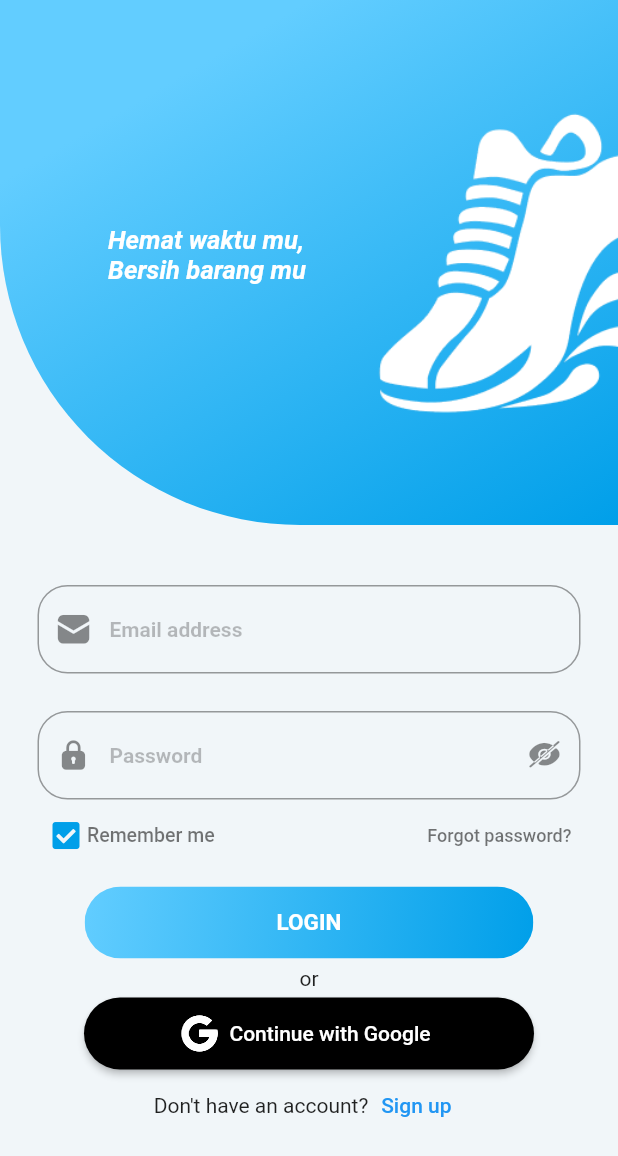
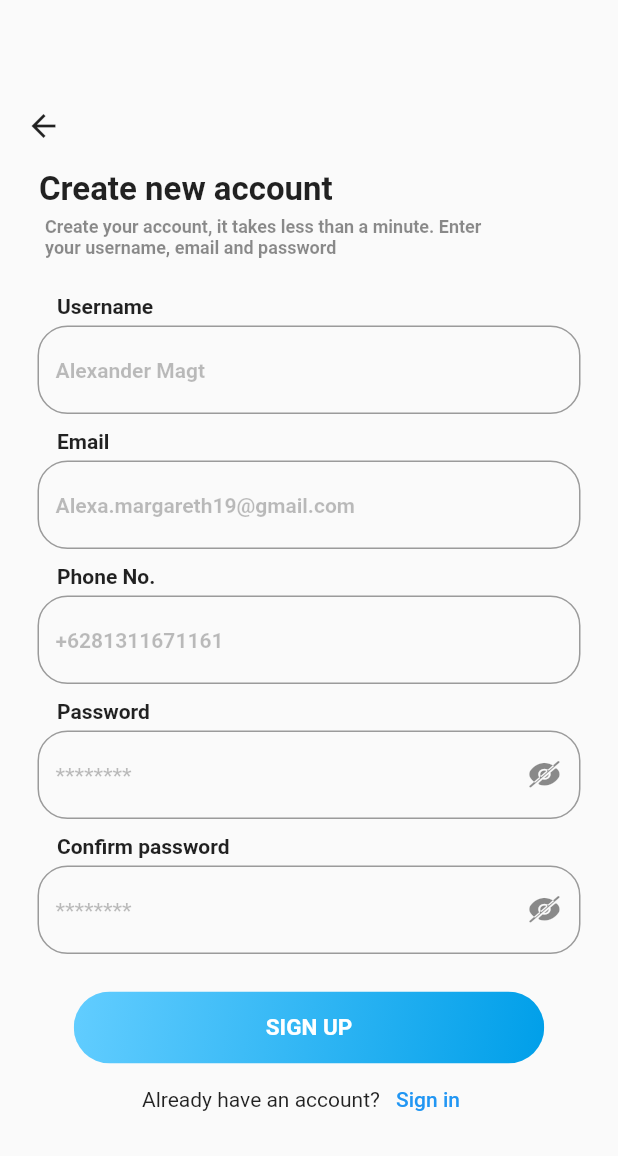
Before and after one commit to Agungdk56/Dicuci.in-mobile-apps, a Flutter app: the screen it shows after launch, after a tap on "Sign up", on a phone screen of 412 x 824 dp. Shown: the top 1156 px of the screen. Run offline on Flutter 3.47's test engine with Material 2 defaults, Android fonts, the phone set to English and light mode, and no system bars; our stand-ins replace flutter_spinkit, google_fonts.

Commit message:
menambahkan signup page

```diff
--- a/lib/screen/login_screen.dart
+++ b/lib/screen/login_screen.dart
@@ -1,6 +1,7 @@
 import 'package:dicuciin_1/controller/controller.dart';
 import 'package:dicuciin_1/custom_icon_icons.dart';
 import 'package:dicuciin_1/login_icon_icons.dart';
+import 'package:dicuciin_1/screen/signup_screen.dart';
 import 'package:flutter/material.dart';
 
 class LoginScreen extends StatefulWidget {
@@ -14,9 +15,11 @@ class _LoginScreenState extends State<LoginScreen> {
   @override
   Widget build(BuildContext context) {
     return MaterialApp(
+      debugShowCheckedModeBanner: false,
       home: Scaffold(
           backgroundColor: const Color(0xffF1F6F9),
-          body: Column(
+          body: SingleChildScrollView(
+            child: Column(
               crossAxisAlignment: CrossAxisAlignment.start,
               mainAxisAlignment: MainAxisAlignment.start,
               children: [
@@ -165,10 +168,13 @@ class _LoginScreenState extends State<LoginScreen> {
                       Positioned.fill(
                           child: Container(
                         decoration: const BoxDecoration(
-                          gradient: LinearGradient(colors: [
+                            gradient: LinearGradient(
+                                colors: [
                               Color(0xff62CDFF),
                               Color(0xff009FE9),
-                      ], begin: Alignment.topLeft, end: Alignment.bottomRight)),
+                            ],
+                                begin: Alignment.topLeft,
+                                end: Alignment.bottomRight)),
                       )),
                       TextButton(
                           style: TextButton.styleFrom(
@@ -188,7 +194,14 @@ class _LoginScreenState extends State<LoginScreen> {
                   ),
                 )),
                 const SizedBox(height: 5),
-              const Center(child: Text("or")),
+                const Center(
+                    child: Text(
+                  "or",
+                  style: TextStyle(
+                      fontWeight: FontWeight.w600,
+                      fontSize: 14,
+                      color: Colors.black45),
+                )),
                 const SizedBox(height: 5),
                 Center(
                   child: ElevatedButton.icon(
@@ -206,10 +219,20 @@ class _LoginScreenState extends State<LoginScreen> {
                   mainAxisAlignment: MainAxisAlignment.center,
                   children: [
                     const Text("Don't have an account?"),
-                  TextButton(onPressed: () {}, child: const Text("Sign up"))
+                    TextButton(
+                        onPressed: () {
+                          setState(() {
+                            Navigator.push(
+                                context,
+                                MaterialPageRoute(
+                                    builder: (_) => const SignupScreen()));
+                          });
+                        },
+                        child: const Text("Sign up"))
                   ],
                 )
               ],
+            ),
           )),
     );
   }
--- /dev/null
+++ b/lib/screen/signup_screen.dart
@@ -0,0 +1,249 @@
+import 'package:dicuciin_1/login_icon_icons.dart';
+import 'package:dicuciin_1/screen/login_screen.dart';
+import 'package:flutter/material.dart';
+
+class SignupScreen extends StatefulWidget {
+  const SignupScreen({super.key});
+
+  @override
+  State<SignupScreen> createState() => _SignupScreenState();
+}
+
+class _SignupScreenState extends State<SignupScreen> {
+  @override
+  Widget build(BuildContext context) {
+    return MaterialApp(
+      debugShowCheckedModeBanner: false,
+      home: Scaffold(
+        body: SingleChildScrollView(
+          child: Column(
+            mainAxisAlignment: MainAxisAlignment.start,
+            crossAxisAlignment: CrossAxisAlignment.start,
+            children: [
+              Container(
+                  padding: const EdgeInsets.only(top: 60, left: 5),
+                  child: IconButton(
+                      onPressed: () {
+                        setState(() {
+                          Navigator.pop(
+                              context,
+                              MaterialPageRoute(
+                                  builder: (_) => const LoginScreen()));
+                        });
+                      },
+                      icon: const Icon(Icons.arrow_back))),
+              const SizedBox(height: 5),
+              Container(
+                padding: const EdgeInsets.only(left: 26),
+                child: const Text(
+                  "Create new account",
+                  style: TextStyle(fontWeight: FontWeight.w700, fontSize: 22),
+                ),
+              ),
+              const SizedBox(height: 5),
+              Container(
+                padding: const EdgeInsets.only(left: 30),
+                width: 340,
+                height: 35,
+                child: const Text(
+                  "Create your account, it takes less than a minute. Enter your username, email and password",
+                  style: TextStyle(
+                      fontWeight: FontWeight.w600,
+                      color: Colors.black45,
+                      fontSize: 12),
+                ),
+              ),
+              const SizedBox(height: 17),
+              Container(
+                padding: const EdgeInsets.only(left: 38),
+                child: const Text(
+                  "Username",
+                  style: TextStyle(fontWeight: FontWeight.w600, fontSize: 14),
+                ),
+              ),
+              Container(
+                margin: const EdgeInsets.symmetric(horizontal: 25, vertical: 5),
+                width: double.infinity,
+                child: TextField(
+                  onChanged: (value) {
+                    setState(() {});
+                  },
+                  decoration: InputDecoration(
+                      hintText: "Alexander Magt",
+                      hintStyle: const TextStyle(
+                        fontWeight: FontWeight.w600,
+                        fontSize: 14,
+                        color: Colors.black26,
+                      ),
+                      border: OutlineInputBorder(
+                          borderRadius: BorderRadius.circular(20))),
+                ),
+              ),
+              const SizedBox(height: 5),
+              Container(
+                padding: const EdgeInsets.only(left: 38),
+                child: const Text(
+                  "Email",
+                  style: TextStyle(fontWeight: FontWeight.w600, fontSize: 14),
+                ),
+              ),
+              Container(
+                margin: const EdgeInsets.symmetric(horizontal: 25, vertical: 5),
+                width: double.infinity,
+                child: TextField(
+                  onChanged: (value) {
+                    setState(() {});
+                  },
+                  decoration: InputDecoration(
+                      hintText: "Alexa.margareth19@gmail.com",
+                      hintStyle: const TextStyle(
+                        fontWeight: FontWeight.w600,
+                        fontSize: 14,
+                        color: Colors.black26,
+                      ),
+                      border: OutlineInputBorder(
+                          borderRadius: BorderRadius.circular(20))),
+                ),
+              ),
+              const SizedBox(height: 5),
+              Container(
+                padding: const EdgeInsets.only(left: 38),
+                child: const Text(
+                  "Phone No.",
+                  style: TextStyle(fontWeight: FontWeight.w600, fontSize: 14),
+                ),
+              ),
+              Container(
+                margin: const EdgeInsets.symmetric(horizontal: 25, vertical: 5),
+                width: double.infinity,
+                child: TextField(
+                  onChanged: (value) {
+                    setState(() {});
+                  },
+                  decoration: InputDecoration(
+                      hintText: "+6281311671161",
+                      hintStyle: const TextStyle(
+                        fontWeight: FontWeight.w600,
+                        fontSize: 14,
+                        color: Colors.black26,
+                      ),
+                      border: OutlineInputBorder(
+                          borderRadius: BorderRadius.circular(20))),
+                ),
+              ),
+              const SizedBox(height: 5),
+              Container(
+                padding: const EdgeInsets.only(left: 38),
+                child: const Text(
+                  "Password",
+                  style: TextStyle(fontWeight: FontWeight.w600, fontSize: 14),
+                ),
+              ),
+              Container(
+                margin: const EdgeInsets.symmetric(horizontal: 25, vertical: 5),
+                width: double.infinity,
+                child: TextField(
+                  obscureText: true,
+                  onChanged: (value) {
+                    setState(() {});
+                  },
+                  decoration: InputDecoration(
+                      suffixIcon: const Icon(
+                        LoginIcon.eyeslash,
+                        size: 18,
+                      ),
+                      hintText: "********",
+                      hintStyle: const TextStyle(
+                        fontWeight: FontWeight.w600,
+                        fontSize: 14,
+                        color: Colors.black26,
+                      ),
+                      border: OutlineInputBorder(
+                          borderRadius: BorderRadius.circular(20))),
+                ),
+              ),
+              const SizedBox(height: 5),
+              Container(
+                padding: const EdgeInsets.only(left: 38),
+                child: const Text(
+                  "Confirm password",
+                  style: TextStyle(fontWeight: FontWeight.w600, fontSize: 14),
+                ),
+              ),
+              Container(
+                margin: const EdgeInsets.symmetric(horizontal: 25, vertical: 5),
+                width: double.infinity,
+                child: TextField(
+                  obscureText: true,
+                  onChanged: (value) {
+                    setState(() {});
+                  },
+                  decoration: InputDecoration(
+                      suffixIcon: const Icon(
+                        LoginIcon.eyeslash,
+                        size: 18,
+                      ),
+                      hintText: "********",
+                      hintStyle: const TextStyle(
+                        fontWeight: FontWeight.w600,
+                        fontSize: 14,
+                        color: Colors.black26,
+                      ),
+                      border: OutlineInputBorder(
+                          borderRadius: BorderRadius.circular(20))),
+                ),
+              ),
+              const SizedBox(height: 20),
+              Center(
+                  child: ClipRRect(
+                borderRadius: BorderRadius.circular(30),
+                child: Stack(
+                  children: [
+                    Positioned.fill(
+                        child: Container(
+                      decoration: const BoxDecoration(
+                          gradient: LinearGradient(colors: [
+                        Color(0xff62CDFF),
+                        Color(0xff009FE9),
+                      ], begin: Alignment.topLeft, end: Alignment.bottomRight)),
+                    )),
+                    TextButton(
+                        style: TextButton.styleFrom(
+                            padding: const EdgeInsets.symmetric(
+                                vertical: 5, horizontal: 128),
+                            foregroundColor: Colors.white,
+                            textStyle: const TextStyle(fontSize: 15)),
+                        onPressed: () {
+                          setState(() {});
+                        },
+                        child: const Text(
+                          "SIGN UP",
+                          style: TextStyle(
+                              fontSize: 15, fontWeight: FontWeight.w600),
+                        )),
+                  ],
+                ),
+              )),
+              Row(
+                mainAxisAlignment: MainAxisAlignment.center,
+                children: [
+                  const Text("Already have an account?"),
+                  TextButton(
+                      onPressed: () {
+                        setState(() {
+                          Navigator.pop(
+                              context,
+                              MaterialPageRoute(
+                                  builder: (_) => const LoginScreen()));
+                        });
+                      },
+                      child: const Text("Sign in"))
+                ],
+              )
+            ],
+          ),
+        ),
+      ),
+    );
+  }
+}
--- a/lib/screen/splash_screen.dart
+++ b/lib/screen/splash_screen.dart
@@ -34,6 +34,7 @@ class _SplashScreenState extends State<SplashScreen>
   @override
   Widget build(BuildContext context) {
     return MaterialApp(
+      debugShowCheckedModeBanner: false,
       home: Scaffold(
         body: Container(
           decoration: const BoxDecoration(
```
Also changed, not shown: pubspec.yaml (+5 -2 lines), assets/fonts/Poppins-BoldItalic.ttf (deleted), assets/fonts/Poppins-Medium.ttf (deleted). Lines whose indentation alone changed are shown as unchanged.
